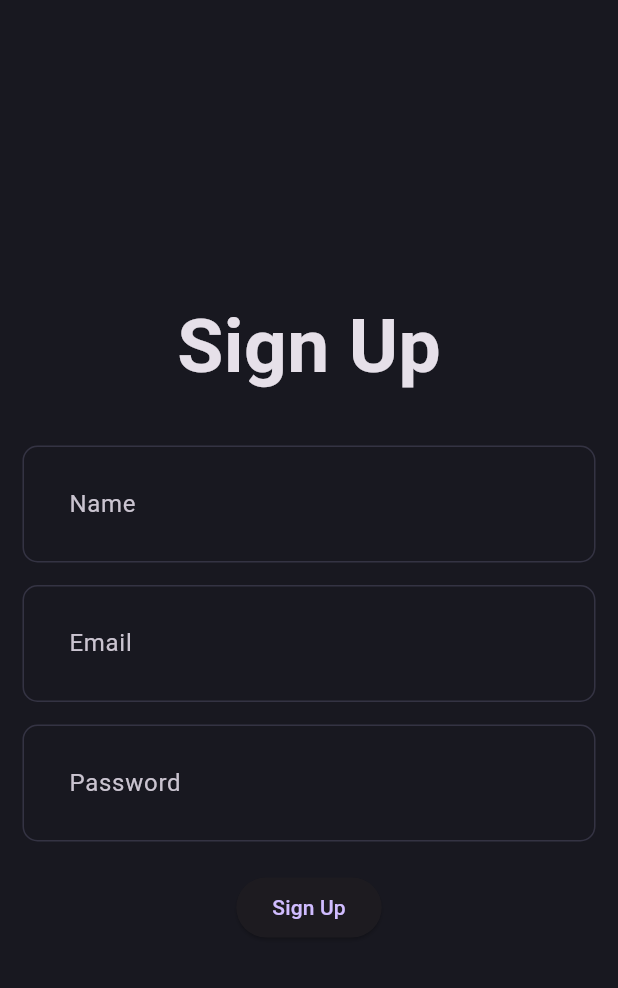
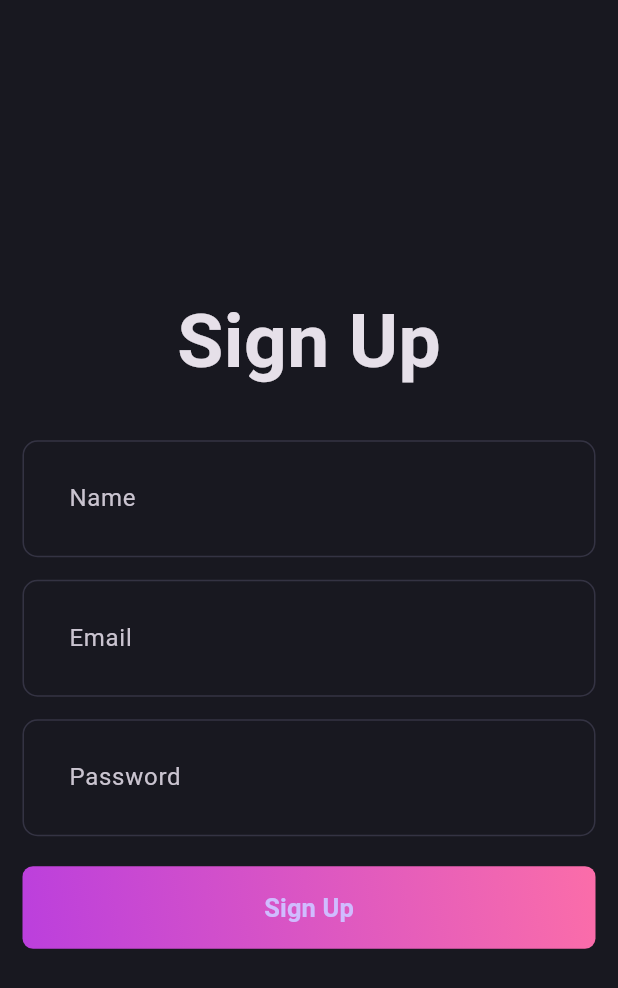
Before and after one commit to jame12945/Blog-Application, a Flutter app: the screen it shows after launch, on a phone screen of 412 x 824 dp. Shown: the top 988 px of the screen. Run offline on Flutter 3.47's test engine with Material 3 defaults, Android fonts, the phone set to English and light mode, and no system bars.

Commit message:
work process 7%

```diff
--- a/blog_app/lib/featutes/auth/presentation/pages/signup_page.dart
+++ b/blog_app/lib/featutes/auth/presentation/pages/signup_page.dart
@@ -13,21 +13,21 @@ class SignUpPage extends StatefulWidget {
 class _SignUpPageState extends State<SignUpPage> {
   @override
   Widget build(BuildContext context) {
-    return Scaffold(
+    return const Scaffold(
         body: Padding(
-      padding: const EdgeInsets.all(15.0),
+      padding: EdgeInsets.all(15.0),
       child: Column(
         mainAxisAlignment: MainAxisAlignment.center,
         children: [
           Text('Sign Up',
               style: TextStyle(fontSize: 50, fontWeight: FontWeight.bold)),
-          const SizedBox(height: 30),
+          SizedBox(height: 30),
           AuthFields(hintText: 'Name'),
-          const SizedBox(height: 15),
+          SizedBox(height: 15),
           AuthFields(hintText: 'Email'),
-          const SizedBox(height: 15),
+          SizedBox(height: 15),
           AuthFields(hintText: 'Password'),
-          const SizedBox(
+          SizedBox(
             height: 20,
           ),
           AuthGradientButton()
--- a/blog_app/lib/featutes/auth/presentation/widgets/auth_gradient_button.dart
+++ b/blog_app/lib/featutes/auth/presentation/widgets/auth_gradient_button.dart
@@ -1,3 +1,4 @@
+import 'package:blog_app/core/theme/app_pallete.dart';
 import 'package:flutter/material.dart';
 
 class AuthGradientButton extends StatelessWidget {
@@ -5,6 +6,25 @@ class AuthGradientButton extends StatelessWidget {
 
   @override
   Widget build(BuildContext context) {
-    return ElevatedButton(onPressed: () {}, child: Text('Sign Up'));
+    return Container(
+      decoration: BoxDecoration(
+          gradient: const LinearGradient(
+              colors: [AppPallete.gradient1, AppPallete.gradient2],
+              begin: Alignment.bottomLeft,
+              end: Alignment.topRight),
+          borderRadius: BorderRadius.circular(7)),
+      child: ElevatedButton(
+        onPressed: () {},
+        //if its cannot reuse component the style it on widget but if not set on theme.dart
+        style: ElevatedButton.styleFrom(
+            fixedSize: const Size(395, 55),
+            backgroundColor: AppPallete.transparentColor,
+            shadowColor: AppPallete.transparentColor),
+        child: const Text(
+          'Sign Up',
+          style: TextStyle(fontSize: 17, fontWeight: FontWeight.w600),
+        ),
+      ),
+    );
   }
 }
```
